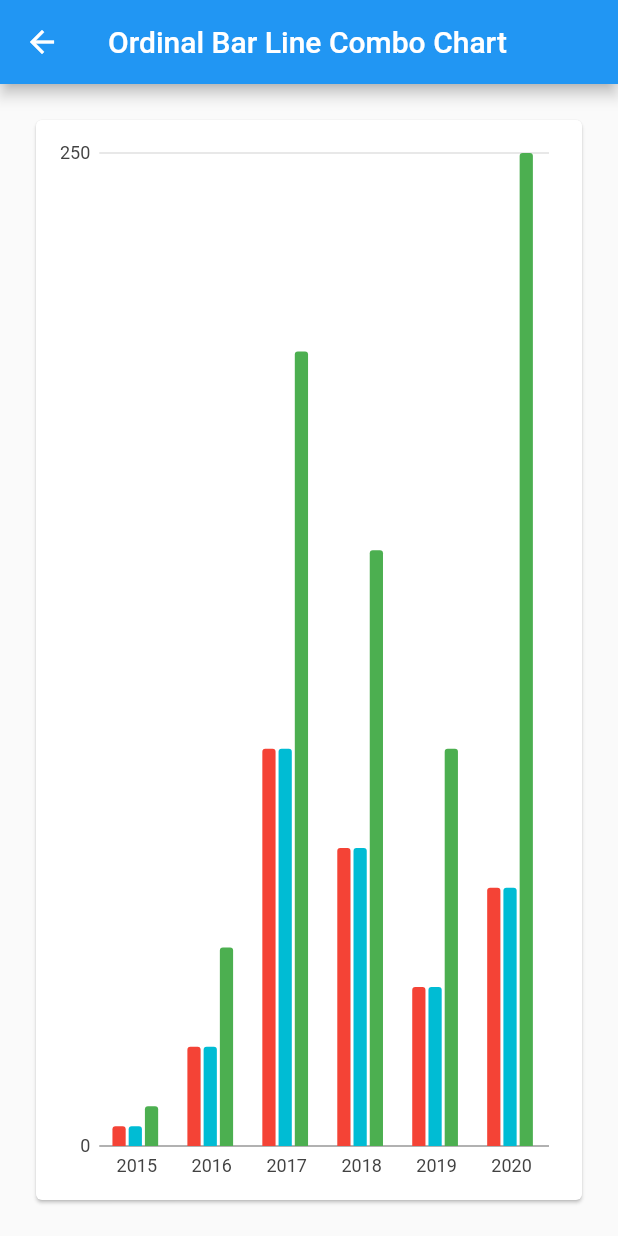
After one commit to NikhilKukreja26/Flutter-Bar-Charts, a Flutter app: the OrdinalBarLineComboChartScreen screen opened directly, on a phone screen of 412 x 824 dp. The commit adds this screen. Run offline on Flutter 3.47's test engine with Material 2 defaults, Android fonts, the phone set to English and light mode, and no system bars; our stand-ins replace charts_flutter, fl_chart, pie_chart; missing offline and left inert: flutter_circular_chart.

Commit message:
Combo charts completed and started Pie Charts

```diff
--- a/lib/home_page.dart
+++ b/lib/home_page.dart
@@ -4,6 +4,8 @@ import './screens/bar_charts/index.dart';
 import './screens/time_series_charts/index.dart';
 import './screens/line_charts/index.dart';
 import './screens/scatter_plot/index.dart';
+import './screens/combo_charts/index.dart';
+import './screens/pie_charts/index.dart';
 
 class HomePage extends StatelessWidget {
   @override
@@ -22,6 +24,8 @@ class HomePage extends StatelessWidget {
               BuildTimeSeriesCharts(),
               BuildLineCharts(),
               BuildScatterPlotCharts(),
+              BuildComboCharts(),
+              BuildPieCharts(),
             ],
           ),
         ),
--- /dev/null
+++ b/lib/screens/combo_charts/index.dart
@@ -0,0 +1,6 @@
+export 'build_combo_charts.dart';
+export 'ordinal_bar_line_combo_chart_screen.dart';
+export 'numeric_line_bar_combo_chart_screen.dart';
+export 'numeric_line_point_combo_chart_screen.dart';
+export 'date_time_line_plot_combo_chart_screen.dart';
+export 'scatter_plot_line_combo_chart_screen.dart';
--- /dev/null
+++ b/lib/screens/combo_charts/ordinal_bar_line_combo_chart_screen.dart
@@ -0,0 +1,86 @@
+import 'package:flutter/material.dart';
+import 'package:charts_flutter/flutter.dart' as charts;
+
+import '../../models/ordinal_sales_model.dart';
+
+class OrdinalBarLineComboChartScreen extends StatelessWidget {
+  static List<charts.Series<OrdinalSalesModel, String>> createSampleData() {
+    final desktopSalesData = [
+      OrdinalSalesModel(year: '2015', sales: 5),
+      OrdinalSalesModel(year: '2016', sales: 25),
+      OrdinalSalesModel(year: '2017', sales: 100),
+      OrdinalSalesModel(year: '2018', sales: 75),
+      OrdinalSalesModel(year: '2019', sales: 40),
+      OrdinalSalesModel(year: '2020', sales: 65),
+    ];
+    final tableSalesData = [
+      OrdinalSalesModel(year: '2015', sales: 5),
+      OrdinalSalesModel(year: '2016', sales: 25),
+      OrdinalSalesModel(year: '2017', sales: 100),
+      OrdinalSalesModel(year: '2018', sales: 75),
+      OrdinalSalesModel(year: '2019', sales: 40),
+      OrdinalSalesModel(year: '2020', sales: 65),
+    ];
+    final mobileSalesData = [
+      OrdinalSalesModel(year: '2015', sales: 10),
+      OrdinalSalesModel(year: '2016', sales: 50),
+      OrdinalSalesModel(year: '2017', sales: 200),
+      OrdinalSalesModel(year: '2018', sales: 150),
+      OrdinalSalesModel(year: '2019', sales: 100),
+      OrdinalSalesModel(year: '2020', sales: 250),
+    ];
+    return [
+      charts.Series<OrdinalSalesModel, String>(
+        id: 'Desktop',
+        domainFn: (OrdinalSalesModel sales, _) => sales.year,
+        measureFn: (OrdinalSalesModel sales, _) => sales.sales,
+        data: desktopSalesData,
+        colorFn: (_, __) => charts.MaterialPalette.red.shadeDefault,
+      ),
+      charts.Series<OrdinalSalesModel, String>(
+        id: 'Table',
+        domainFn: (OrdinalSalesModel sales, _) => sales.year,
+        measureFn: (OrdinalSalesModel sales, _) => sales.sales,
+        data: tableSalesData,
+        colorFn: (_, __) => charts.MaterialPalette.cyan.shadeDefault,
+      ),
+      charts.Series<OrdinalSalesModel, String>(
+        id: 'Mobile',
+        domainFn: (OrdinalSalesModel sales, _) => sales.year,
+        measureFn: (OrdinalSalesModel sales, _) => sales.sales,
+        data: mobileSalesData,
+        colorFn: (_, __) => charts.MaterialPalette.green.shadeDefault,
+      )..setAttribute(charts.rendererIdKey, 'customLine'),
+    ];
+  }
+
+  @override
+  Widget build(BuildContext context) {
+    return Scaffold(
+      appBar: AppBar(
+        title: Text('Ordinal Bar Line Combo Chart'),
+      ),
+      body: Container(
+        padding: const EdgeInsets.all(20.0),
+        child: Card(
+          child: Padding(
+            padding: const EdgeInsets.all(8.0),
+            child: charts.OrdinalComboChart(
+              createSampleData(),
+              animate: true,
+              animationDuration: const Duration(milliseconds: 500),
+              defaultRenderer: charts.BarRendererConfig(
+                groupingType: charts.BarGroupingType.grouped,
+              ),
+              customSeriesRenderers: [
+                charts.LineRendererConfig(
+                  customRendererId: 'customLine',
+                ),
+              ],
+            ),
+          ),
+        ),
+      ),
+    );
+  }
+}
--- /dev/null
+++ b/lib/screens/pie_charts/index.dart
@@ -0,0 +1,3 @@
+export 'build_pie_charts.dart';
+export 'simple_pie_chart_screen.dart';
+export 'outside_label_pie_chart_screen.dart';
```
Also changed, not shown: lib/screens/combo_charts/build_combo_charts.dart (added, +66 -0 lines), lib/screens/combo_charts/date_time_line_plot_combo_chart_screen.dart (added, +79 -0 lines), lib/screens/combo_charts/numeric_line_bar_combo_chart_screen.dart (added, +89 -0 lines), lib/screens/combo_charts/numeric_line_point_combo_chart_screen.dart (added, +82 -0 lines), lib/screens/combo_charts/scatter_plot_line_combo_chart_screen.dart (added, +87 -0 lines), lib/screens/pie_charts/build_pie_charts.dart (added, +37 -0 lines), lib/screens/pie_charts/outside_label_pie_chart_screen.dart (added, +35 -0 lines), lib/screens/pie_charts/simple_pie_chart_screen.dart (added, +46 -0 lines).
